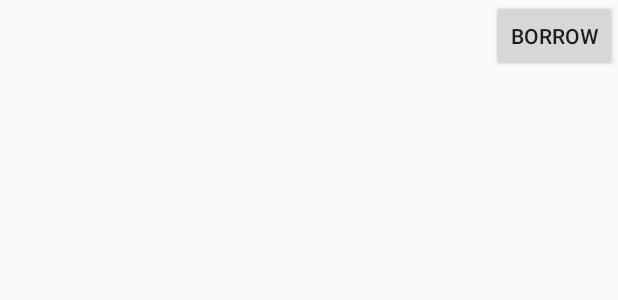
After one commit to mateusz93/Book-rental, an Android app: the layout activity_borrow_books_layout.xml on its own in the app's theme, with its tools: preview values and no code run, on a phone screen of 412 x 824 dp. The commit adds this screen. Shown: the top 300 px of the screen. Run offline under Robolectric (Android 15) with nearby library versions, the phone set to English and light mode, and no system bars.

Commit message:
Borrow book functionality implementation

```diff
--- /dev/null
+++ b/app/src/main/res/layout/activity_borrow_books_layout.xml
@@ -0,0 +1,26 @@
+<?xml version="1.0" encoding="utf-8"?>
+<LinearLayout android:layout_width="match_parent"
+    android:layout_height="wrap_content"
+    android:orientation="horizontal"
+    xmlns:android="http://schemas.android.com/apk/res/android">
+
+    <TextView
+        android:id="@+id/borrowBookListText"
+        android:layout_width="0dp"
+        android:layout_height="wrap_content"
+        android:layout_weight="0.9"
+        android:padding="10dp"
+        android:textSize="18sp"
+        android:textStyle="bold"
+        android:textColor="#000000" />
+
+    <Button
+        android:id="@+id/borrowBookButton"
+        android:layout_width="48dp"
+        android:layout_height="wrap_content"
+        android:layout_weight="0.1"
+        android:onClick="submitListener"
+        android:text="@string/BorrowBookSubmit">
+    </Button>
+
+</LinearLayout>
--- a/app/src/main/res/values/strings.xml
+++ b/app/src/main/res/values/strings.xml
@@ -37,4 +37,5 @@
     <string name="BorrowBookTitleFilterHint">Filter by contains in title field…</string>
     <string name="BorrowBookAuthorFilterHint">Filter by contains in author field…</string>
     <string name="BorrowBookYearFilterHint">Filter by contains in year field…</string>
+    <string name="BorrowBookSubmit">Borrow</string>
 </resources>
```
Also changed, not shown: app/src/main/java/project/bookrental/BorrowBookActivity.java (+50 -15 lines), app/src/main/res/layout/activity_borrow_books.xml (renamed from app/src/main/res/layout/activity_borrow_boos.xml).
